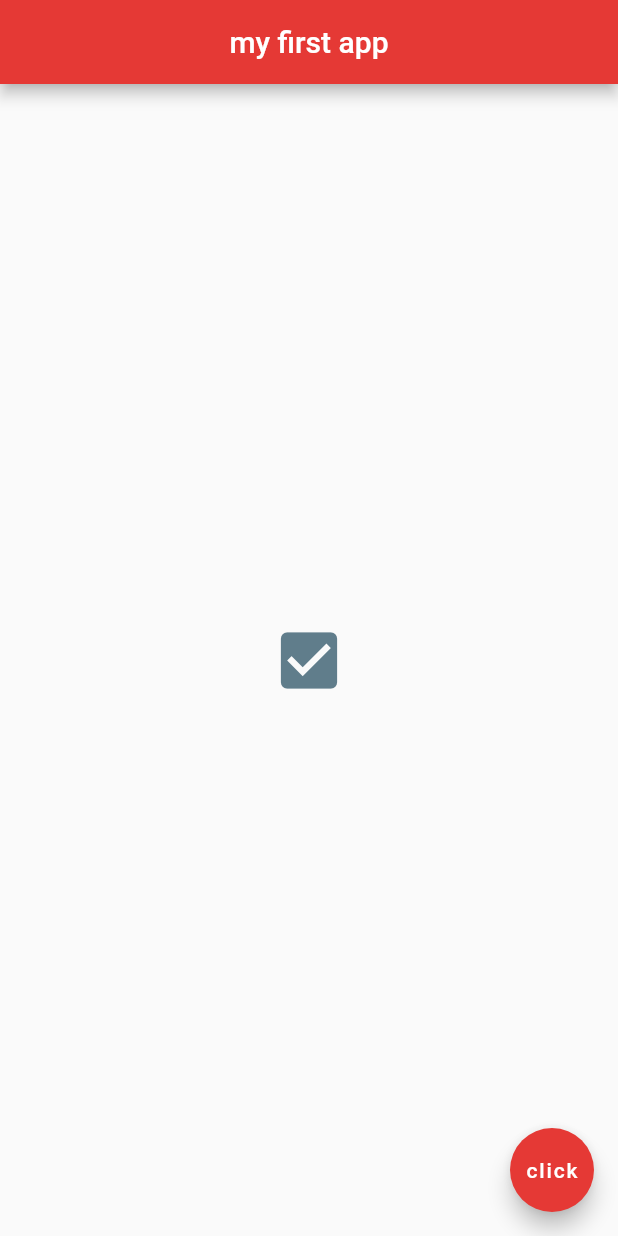
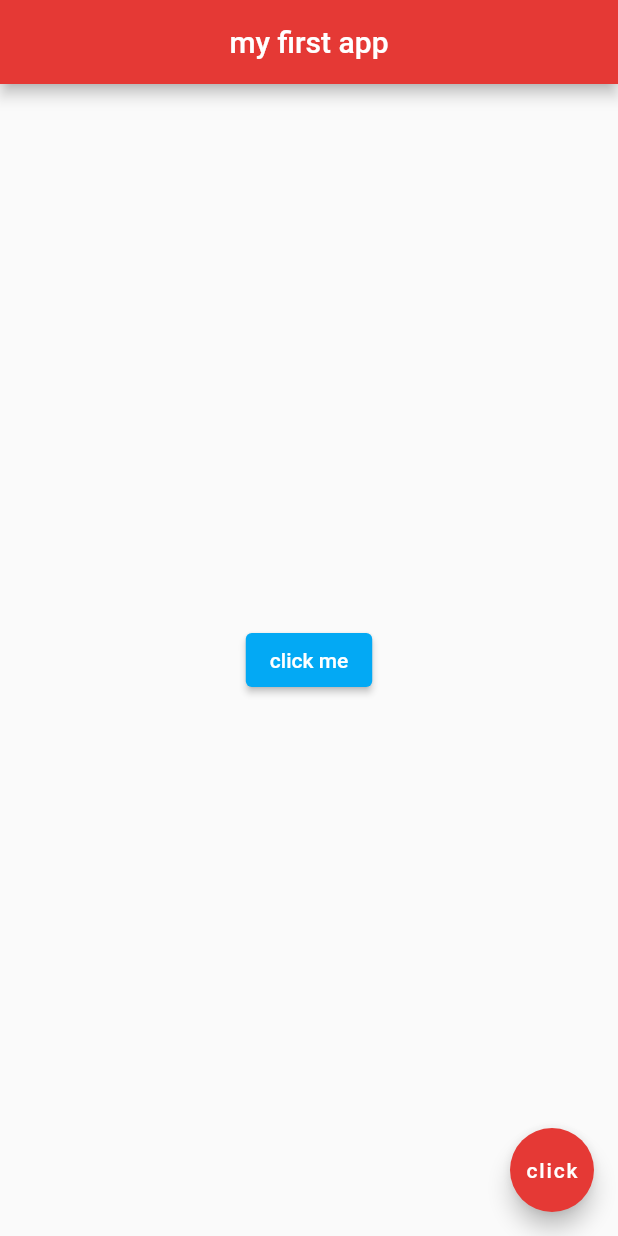
Before and after one commit to AFRT927/first_flutter_app, a Flutter app: the screen it shows after launch, on a phone screen of 412 x 824 dp. Run offline on Flutter 3.47's test engine with Material 2 defaults, Android fonts, the light colour scheme and no system bars.

Commit message:
add elevated button

```diff
--- a/lib/main.dart
+++ b/lib/main.dart
@@ -26,12 +26,14 @@ class Home extends StatelessWidget {
       centerTitle: true,
       backgroundColor: Colors.red[600],
     ),
-  body: const Center(
-    child: Icon(
-      Icons.check_box,
-      color: Colors.blueGrey,
-      size: 50.0,
-      ),
+  body: Center(
+    child: ElevatedButton(
+      onPressed: (){},
+      child: Text('click me'),
+      style: ElevatedButton.styleFrom(
+        primary: Colors.lightBlue,
+      )
+      )
   ),
   floatingActionButton: FloatingActionButton(
     onPressed: () {},
```
